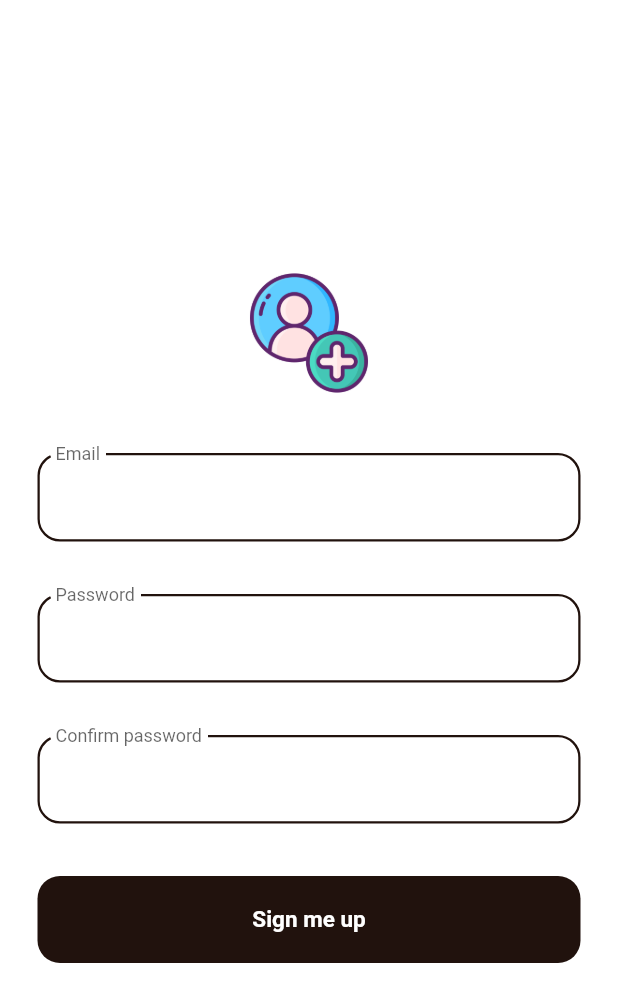
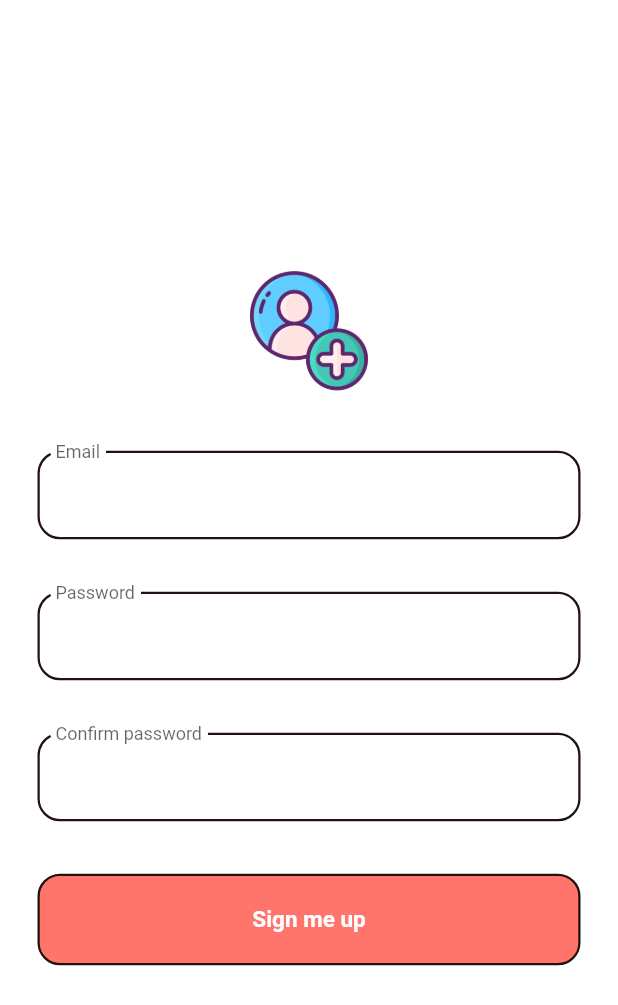
Before and after one commit to loredanagostian/RecipeApp, a Flutter app: the screen it shows after launch, after a tap on "Sign Up", on a phone screen of 412 x 824 dp. Shown: the top 1005 px of the screen. Run offline on Flutter 3.47's test engine with Material 2 defaults, Android fonts, the phone set to English and light mode, and no system bars; our stand-ins replace email_validator, firebase_auth, firebase_core, shared_preferences; accounts and stored records are empty; network calls fail.

Commit message:
03.08.2022
show&hide password & other modifications

```diff
--- a/lib/managers/authentication_manager.dart
+++ b/lib/managers/authentication_manager.dart
@@ -1,5 +1,4 @@
 import 'package:firebase_auth/firebase_auth.dart';
-import 'package:first_app/screens/login_screen.dart';
 import 'package:shared_preferences/shared_preferences.dart';
 
 class AuthenticationManager {
@@ -41,7 +40,9 @@ class AuthenticationManager {
   }
 
   static Future<void> signOutUser() async {
+    SharedPreferences sharedPref = await SharedPreferences.getInstance();
     await FirebaseAuth.instance.signOut();
+    sharedPref.clear();
   }
 
   void saveUserData(String email) async {
--- a/lib/managers/dummyjason.dart
+++ b/lib/managers/dummyjason.dart
@@ -28,6 +28,9 @@ Future<List<Recipe>> getRecipes() async {
   Uri url = Uri.parse(AppUrls.recipeListURL);
   var response = await http.get(url);
 
+  print('status code:');
+  print(response.statusCode);
+
   if (response.statusCode == 200) {
     return parseRecipes(response.body);
   }
--- a/lib/screens/login_screen.dart
+++ b/lib/screens/login_screen.dart
@@ -14,6 +14,16 @@ class _LoginScreenState extends State<LoginScreen> {
   bool _isChecked = false;
   String _email = "";
   String _pass = "";
+  final _emailController = TextEditingController();
+  final _passController = TextEditingController();
+  bool _obscureText = true;
+
+  @override
+  void dispose() {
+    _emailController.dispose();
+    _passController.dispose();
+    super.dispose();
+  }
 
   @override
   Widget build(BuildContext context) {
@@ -53,15 +63,16 @@ class _LoginScreenState extends State<LoginScreen> {
                 const SizedBox(height: 40.0),
                 //email field
                 TextField(
-                  onChanged: (value) {
-                    _email = value;
-                  },
+                  controller: _emailController,
+                  // onChanged: (value) {
+                  //   _email = value;
+                  // },
                   decoration: InputDecoration(
                     labelText: 'Email',
                     floatingLabelBehavior: FloatingLabelBehavior.always,
                     enabledBorder: OutlineInputBorder(
                       borderSide: const BorderSide(
-                        color: Color.fromARGB(255, 33, 18, 13),
+                        color: Color.fromARGB(255, 255, 117, 108),
                         width: 1.5,
                       ),
                       borderRadius: BorderRadius.circular(15),
@@ -73,29 +84,30 @@ class _LoginScreenState extends State<LoginScreen> {
                       ),
                       borderRadius: BorderRadius.circular(15),
                     ),
-                    suffixIcon: Padding(
-                      padding: const EdgeInsets.all(20.0),
-                      child: Image.asset(
-                        'assets/icons/checkbox.png',
-                        height: 25,
-                        fit: BoxFit.fill,
-                      ),
-                    ),
+                    // suffixIcon: Padding(
+                    //   padding: const EdgeInsets.all(20.0),
+                    //   child: Image.asset(
+                    //     'assets/icons/checkbox.png',
+                    //     height: 25,
+                    //     fit: BoxFit.fill,
+                    //   ),
+                    // ),
                   ),
                 ),
                 const SizedBox(height: 35.0),
                 //password field
                 TextField(
-                  onChanged: (value) {
-                    _pass = value;
-                  },
-                  obscureText: true,
+                  controller: _passController,
+                  // onChanged: (value) {
+                  //   _pass = value;
+                  // },
+                  obscureText: _obscureText,
                   decoration: InputDecoration(
                     labelText: 'Password',
                     floatingLabelBehavior: FloatingLabelBehavior.always,
                     enabledBorder: OutlineInputBorder(
                       borderSide: const BorderSide(
-                        color: Color.fromARGB(255, 33, 18, 13),
+                        color: Color.fromARGB(255, 255, 117, 108),
                         width: 1.5,
                       ),
                       borderRadius: BorderRadius.circular(15),
@@ -107,38 +119,19 @@ class _LoginScreenState extends State<LoginScreen> {
                       ),
                       borderRadius: BorderRadius.circular(15),
                     ),
-                    suffixIcon: Padding(
-                      padding: const EdgeInsets.all(20.0),
-                      child: Image.asset(
-                        'assets/icons/hidden.png',
-                        height: 25,
-                        fit: BoxFit.fill,
-                      ),
+                    suffixIcon: GestureDetector(
+                      onTap: () {
+                        setState(() {
+                          _obscureText = !_obscureText;
+                        });
+                      },
+                      child: Icon(_obscureText
+                          ? Icons.visibility
+                          : Icons.visibility_off),
                     ),
                   ),
                 ),
-                const SizedBox(height: 10),
-                Row(
-                  mainAxisAlignment: MainAxisAlignment.start,
-                  children: [
-                    Checkbox(
-                      value: _isChecked,
-                      activeColor: const Color.fromARGB(255, 255, 117, 108),
-                      onChanged: (value) {
-                        _isChecked = !_isChecked;
-                        setState(() {});
-                      },
-                    ),
-                    const Text(
-                      'Remember me',
-                      style: TextStyle(
-                        fontWeight: FontWeight.bold,
-                        fontSize: 14,
-                      ),
-                    ),
-                  ],
-                ),
-                const SizedBox(height: 10),
+                const SizedBox(height: 30),
                 InkWell(
                   onTap: () => {
                     Navigator.push(
@@ -158,8 +151,12 @@ class _LoginScreenState extends State<LoginScreen> {
                     child: Container(
                       padding: const EdgeInsets.all(20),
                       decoration: BoxDecoration(
-                        color: const Color.fromARGB(255, 33, 18, 13),
+                        color: const Color.fromARGB(255, 255, 117, 108),
                         borderRadius: BorderRadius.circular(15),
+                        // border: Border.all(
+                        //   color: Color.fromARGB(255, 33, 18, 13),
+                        //   width: 1.5,
+                        // ),
                       ),
                       child: const Center(
                         child: Text(
@@ -200,16 +197,16 @@ class _LoginScreenState extends State<LoginScreen> {
                         );
                       },
                       style: ElevatedButton.styleFrom(
-                        primary: Colors.white,
+                        primary: Color.fromARGB(255, 80, 202, 213),
                         shadowColor: Colors.white,
-                        side: const BorderSide(
-                          color: Colors.black,
-                        ),
+                        // side: const BorderSide(
+                        //   color: Colors.black,
+                        // ),
                       ),
                       child: const Text(
                         'Sign Up',
                         style: TextStyle(
-                          color: Color.fromARGB(255, 255, 117, 108),
+                          color: Colors.white,
                           fontWeight: FontWeight.bold,
                         ),
                       ),
@@ -226,11 +223,13 @@ class _LoginScreenState extends State<LoginScreen> {
 
   void authenticateUser() {
     AuthenticationManager authManager = AuthenticationManager();
-    authManager.logInUser(_email, _pass);
+    authManager.logInUser(
+        _emailController.text.trim(), _passController.text.trim());
   }
 
   bool validateFields() {
-    if (_email.isNotEmpty && _pass.isNotEmpty) {
+    if (_emailController.text.trim().isNotEmpty &&
+        _passController.text.trim().isNotEmpty) {
       authenticateUser();
       return true;
     } else {
--- a/lib/screens/signup_screen.dart
+++ b/lib/screens/signup_screen.dart
@@ -139,8 +139,12 @@ class _SignUpScreenState extends State<SignUpScreen> {
                     child: Container(
                       padding: const EdgeInsets.all(20),
                       decoration: BoxDecoration(
-                        color: const Color.fromARGB(255, 33, 18, 13),
+                        color: const Color.fromARGB(255, 255, 117, 108),
                         borderRadius: BorderRadius.circular(15),
+                        border: Border.all(
+                          color: Color.fromARGB(255, 33, 18, 13),
+                          width: 1.5,
+                        ),
                       ),
                       child: const Center(
                         child: Text(
--- a/pubspec.yaml
+++ b/pubspec.yaml
@@ -39,6 +39,7 @@ dependencies:
   firebase_core: ^1.20.0
   firebase_auth: ^3.6.1
   shared_preferences: ^2.0.15
+  hive: ^2.2.3
 
 dev_dependencies:
   flutter_test:
```
Also changed, not shown: lib/recipe_item.dart (+1 -13 lines), lib/screens/main_screen.dart (+13 -4 lines), lib/screens/recipe_screen.dart (+13 -7 lines), pubspec.lock.
